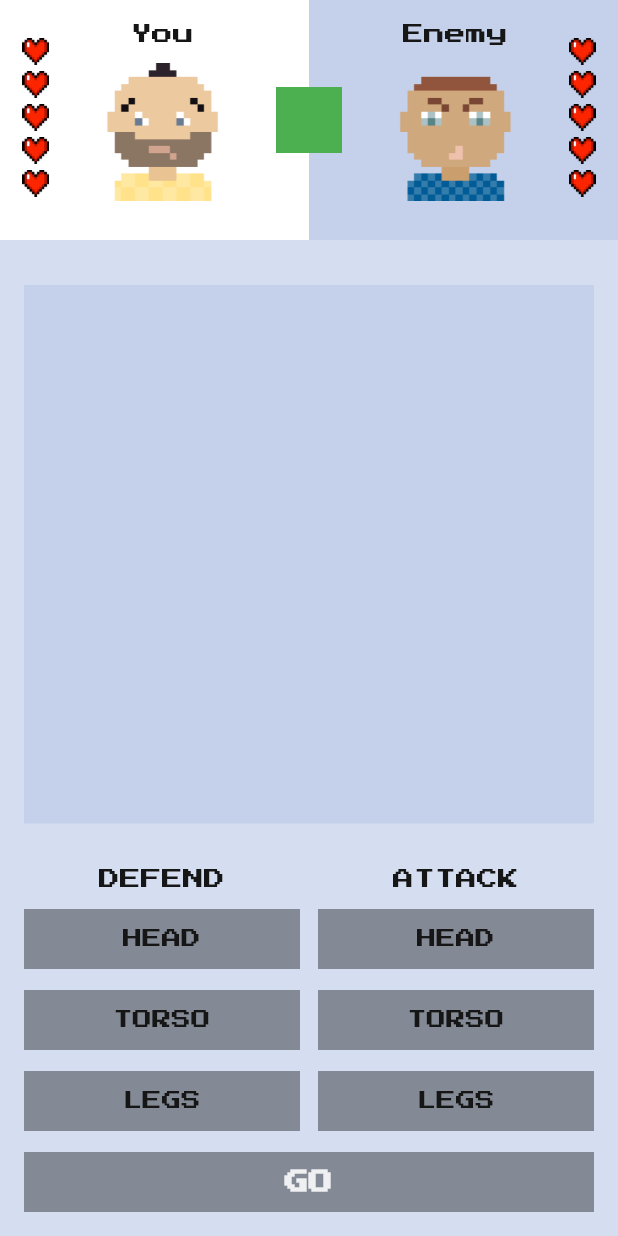
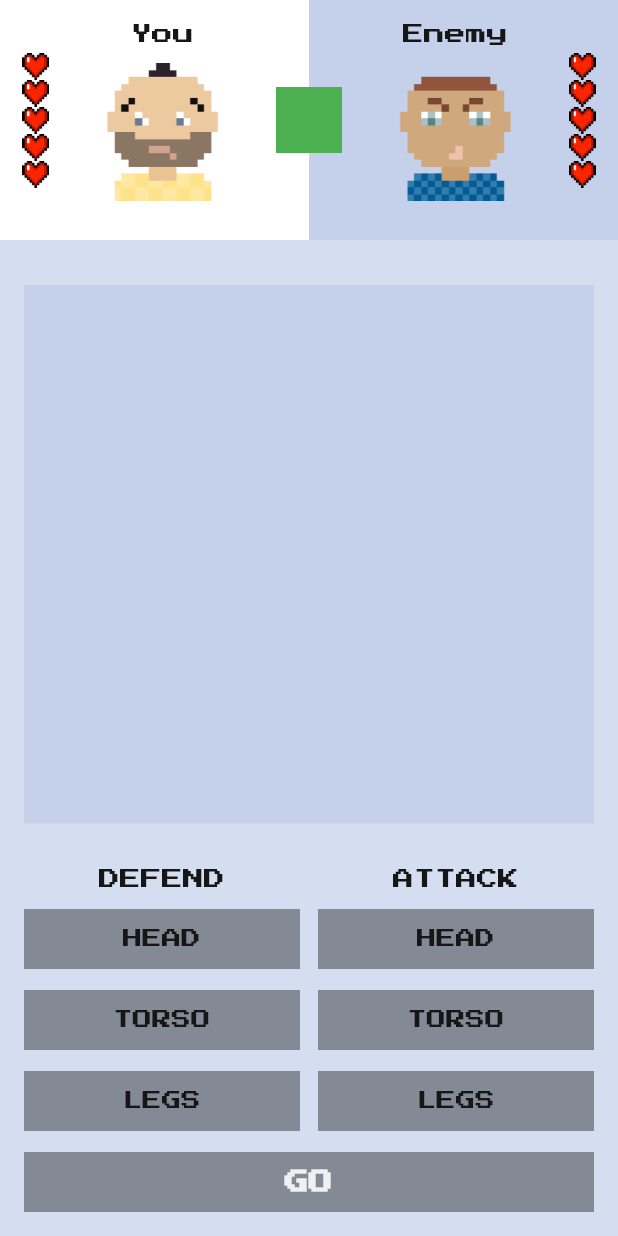
Before and after one commit to Carapacik/FightClub, a Flutter app: the screen it shows after launch, on a phone screen of 412 x 824 dp. Run offline on Flutter 3.47's test engine with Material 2 defaults, Android fonts, the phone set to English and light mode, and no system bars; our stand-ins replace google_fonts.

Commit message:
paddings

```diff
--- a/lib/main.dart
+++ b/lib/main.dart
@@ -412,7 +412,8 @@ class LivesWidget extends StatelessWidget {
       children: List.generate(overallLivesCount, (index) {
         if (index < currentLivesCount) {
           return Padding(
-            padding: const EdgeInsets.only(bottom: 4),
+            padding:
+                EdgeInsets.only(bottom: overallLivesCount == index ? 4 : 0),
             child: Image.asset(
               FightClubIcons.heartFull,
               width: 18,
@@ -421,7 +422,8 @@ class LivesWidget extends StatelessWidget {
           );
         } else {
           return Padding(
-            padding: const EdgeInsets.only(bottom: 4),
+            padding:
+                EdgeInsets.only(bottom: overallLivesCount == index ? 4 : 0),
             child: Image.asset(
               FightClubIcons.heartEmpty,
               width: 18,
```
